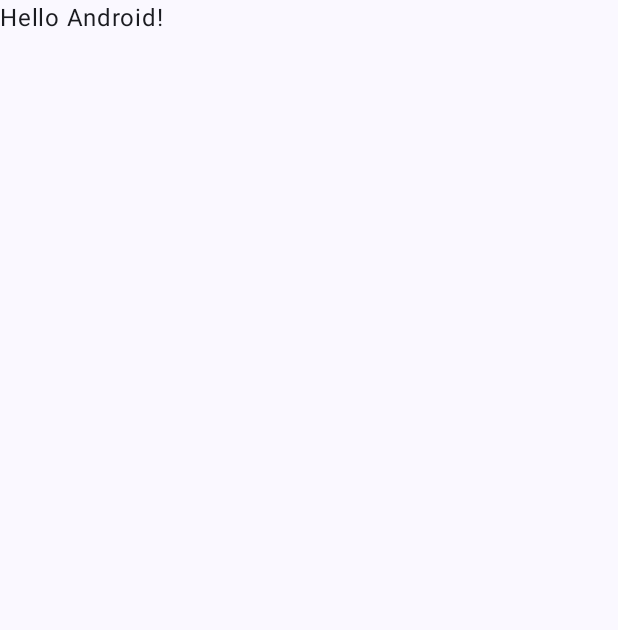
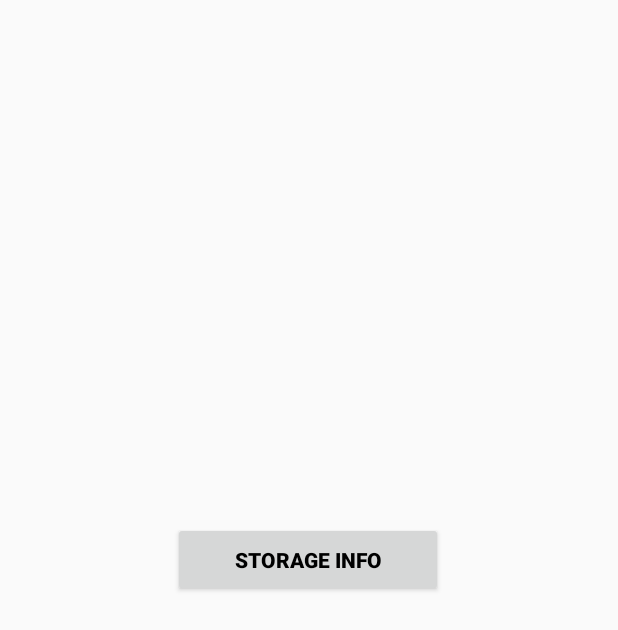
Before and after one commit to Sprintf01/NullAndVoid, an Android app built with Jetpack Compose: the screen it shows after launch (MainActivity), on a phone screen of 412 x 824 dp. Before the commit the part shown is almost empty. Shown: the top 630 px of the screen. Run offline under Robolectric (Android 15) with nearby library versions, the phone set to English and light mode, and no system bars.

Commit message:
Display storage info

```diff
--- a/app/build.gradle.kts
+++ b/app/build.gradle.kts
@@ -49,6 +49,8 @@ dependencies {
     implementation(libs.androidx.ui.graphics)
     implementation(libs.androidx.ui.tooling.preview)
     implementation(libs.androidx.material3)
+    implementation(libs.androidx.constraintlayout)
+    implementation("androidx.appcompat:appcompat:1.6.1")
     testImplementation(libs.junit)
     androidTestImplementation(libs.androidx.junit)
     androidTestImplementation(libs.androidx.espresso.core)
--- a/app/src/main/java/com/example/pakhi/MainActivity.kt
+++ b/app/src/main/java/com/example/pakhi/MainActivity.kt
@@ -1,47 +1,40 @@
 package com.example.pakhi
 
 import android.os.Bundle
-import androidx.activity.ComponentActivity
-import androidx.activity.compose.setContent
-import androidx.activity.enableEdgeToEdge
-import androidx.compose.foundation.layout.fillMaxSize
-import androidx.compose.foundation.layout.padding
-import androidx.compose.material3.Scaffold
-import androidx.compose.material3.Text
-import androidx.compose.runtime.Composable
-import androidx.compose.ui.Modifier
-import androidx.compose.ui.tooling.preview.Preview
-import com.example.pakhi.ui.theme.PakhiTheme
+import android.os.Environment
+import android.os.StatFs
+import android.widget.TextView
+import androidx.appcompat.app.AppCompatActivity
+import android.widget.Button
 
-class MainActivity : ComponentActivity() {
+
+class MainActivity : AppCompatActivity() {
     override fun onCreate(savedInstanceState: Bundle?) {
         super.onCreate(savedInstanceState)
-        enableEdgeToEdge()
-        setContent {
-            PakhiTheme {
-                Scaffold(modifier = Modifier.fillMaxSize()) { innerPadding ->
-                    Greeting(
-                        name = "Android",
-                        modifier = Modifier.padding(innerPadding)
-                    )
-                }
-            }
+        setContentView(R.layout.activity_main) // Ensure this layout has a TextView with id: storageText
+
+        val storageButton: Button = findViewById(R.id.button)
+        val storageText: TextView = findViewById(R.id.storageText)
+
+        storageText.text = " "
+
+        // 2. StatFs for internal app data (optional alternative)
+        storageButton.setOnClickListener {
+            val statInt = StatFs(Environment.getDataDirectory().path)
+            val totalInt = statInt.blockCountLong * statInt.blockSizeLong
+            val freeInt = statInt.availableBlocksLong * statInt.blockSizeLong
+            val usedInt = totalInt - freeInt
+
+            // Convert bytes to MB
+            fun toMB(bytes: Long): Long = bytes / (1024 * 1024)
+
+            storageText.text = """
+
+            Internal data:
+              Used: ${toMB(usedInt)} MB
+              Free: ${toMB(freeInt)} MB
+              Total: ${toMB(totalInt)} MB
+        """.trimIndent()
         }
     }
 }
-
-@Composable
-fun Greeting(name: String, modifier: Modifier = Modifier) {
-    Text(
-        text = "Hello $name!",
-        modifier = modifier
-    )
-}
-
-@Preview(showBackground = true)
-@Composable
-fun GreetingPreview() {
-    PakhiTheme {
-        Greeting("Android")
-    }
-}
--- /dev/null
+++ b/app/src/main/res/layout/activity_main.xml
@@ -0,0 +1,40 @@
+<?xml version="1.0" encoding="utf-8"?>
+<androidx.constraintlayout.widget.ConstraintLayout xmlns:android="http://schemas.android.com/apk/res/android"
+    xmlns:app="http://schemas.android.com/apk/res-auto"
+    xmlns:tools="http://schemas.android.com/tools"
+    android:id="@+id/mainLayout"
+    android:layout_width="wrap_content"
+    android:layout_height="wrap_content">
+
+    <Button
+        android:id="@+id/button"
+        android:layout_width="180dp"
+        android:layout_height="50dp"
+        android:layout_marginStart="115dp"
+        android:layout_marginTop="348dp"
+        android:layout_marginEnd="116dp"
+        android:layout_marginBottom="493dp"
+        android:text="Storage Info"
+        android:textColor="@color/black"
+        android:textStyle="bold"
+        app:layout_constraintBottom_toBottomOf="parent"
+        app:layout_constraintEnd_toEndOf="parent"
+        app:layout_constraintHorizontal_bias="0.0"
+        app:layout_constraintStart_toStartOf="parent"
+        app:layout_constraintTop_toTopOf="parent"
+        app:layout_constraintVertical_bias="0.0" />
+
+    <TextView
+        android:id="@+id/storageText"
+        android:layout_width="wrap_content"
+        android:layout_height="wrap_content"
+        android:text="Storage Info"
+        android:textSize="24sp"
+        app:layout_constraintBottom_toBottomOf="parent"
+        app:layout_constraintEnd_toEndOf="parent"
+        app:layout_constraintHorizontal_bias="0.464"
+        app:layout_constraintStart_toStartOf="parent"
+        app:layout_constraintTop_toTopOf="parent"
+        app:layout_constraintVertical_bias="0.625" />
+
+</androidx.constraintlayout.widget.ConstraintLayout>
--- a/app/src/main/res/values/themes.xml
+++ b/app/src/main/res/values/themes.xml
@@ -1,5 +1,7 @@
 <?xml version="1.0" encoding="utf-8"?>
 <resources>
 
-    <style name="Theme.Pakhi" parent="android:Theme.Material.Light.NoActionBar" />
+    <style name="Theme.Pakhi" parent="Theme.AppCompat.Light.NoActionBar">
+        <!-- Customize your theme here -->
+    </style>
 </resources>
--- a/gradle/libs.versions.toml
+++ b/gradle/libs.versions.toml
@@ -8,6 +8,7 @@ espressoCore = "3.6.1"
 lifecycleRuntimeKtx = "2.9.0"
 activityCompose = "1.10.1"
 composeBom = "2024.09.00"
+constraintlayout = "2.2.1"
 
 [libraries]
 androidx-core-ktx = { group = "androidx.core", name = "core-ktx", version.ref = "coreKtx" }
@@ -24,6 +25,7 @@ androidx-ui-tooling-preview = { group = "androidx.compose.ui", name = "ui-toolin
 androidx-ui-test-manifest = { group = "androidx.compose.ui", name = "ui-test-manifest" }
 androidx-ui-test-junit4 = { group = "androidx.compose.ui", name = "ui-test-junit4" }
 androidx-material3 = { group = "androidx.compose.material3", name = "material3" }
+androidx-constraintlayout = { group = "androidx.constraintlayout", name = "constraintlayout", version.ref = "constraintlayout" }
 
 [plugins]
 android-application = { id = "com.android.application", version.ref = "agp" }
```
